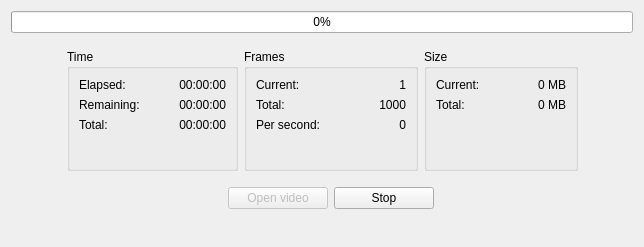
Old version of the form src/EncodeWindow.ui in the repository mikoro/orientview.
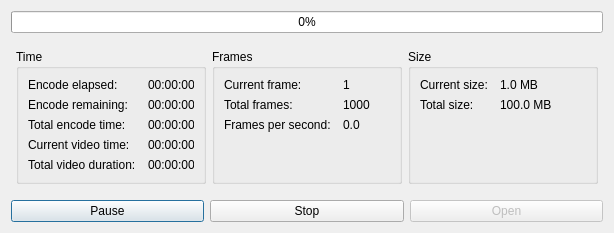
New version of the form. Icons and pictures are not drawn.

Diff of the .ui file:
```diff
--- a/src/EncodeWindow.ui
+++ b/src/EncodeWindow.ui
@@ -6,8 +6,8 @@
    <rect>
     <x>0</x>
     <y>0</y>
-    <width>644</width>
-    <height>247</height>
+    <width>614</width>
+    <height>224</height>
    </rect>
   </property>
   <property name="minimumSize">
@@ -29,15 +29,64 @@
    <iconset resource="OrientView.qrc">
     <normaloff>:/icons/misc/icons/orientview.ico</normaloff>:/icons/misc/icons/orientview.ico</iconset>
   </property>
-  <layout class="QGridLayout" name="gridLayout_4">
-   <item row="3" column="1">
+  <layout class="QVBoxLayout" name="verticalLayout">
+   <item>
+    <widget class="QProgressBar" name="progressBarMain">
+     <property name="minimumSize">
+      <size>
+       <width>0</width>
+       <height>0</height>
+      </size>
+     </property>
+     <property name="styleSheet">
+      <string notr="true">text-align: center;</string>
+     </property>
+     <property name="maximum">
+      <number>1000</number>
+     </property>
+     <property name="value">
+      <number>0</number>
+     </property>
+    </widget>
+   </item>
+   <item>
+    <layout class="QHBoxLayout" name="horizontalLayout">
+     <property name="topMargin">
+      <number>10</number>
+     </property>
+     <property name="bottomMargin">
+      <number>10</number>
+     </property>
+     <item>
+      <spacer name="horizontalSpacer_5">
+       <property name="orientation">
+        <enum>Qt::Horizontal</enum>
+       </property>
+       <property name="sizeHint" stdset="0">
+        <size>
+         <width>40</width>
+         <height>20</height>
+        </size>
+       </property>
+      </spacer>
+     </item>
+     <item>
     <widget class="QGroupBox" name="groupBox">
+       <property name="minimumSize">
+        <size>
+         <width>190</width>
+         <height>0</height>
+        </size>
+       </property>
      <property name="title">
       <string>Time</string>
      </property>
-     <layout class="QGridLayout" name="gridLayout">
-      <item row="2" column="0">
-       <widget class="QLabel" name="label_7">
+       <layout class="QFormLayout" name="formLayout">
+        <property name="horizontalSpacing">
+         <number>12</number>
+        </property>
+        <item row="0" column="0">
+         <widget class="QLabel" name="label">
         <property name="minimumSize">
          <size>
           <width>0</width>
@@ -51,39 +100,10 @@
          </size>
         </property>
         <property name="text">
-         <string>Total:</string>
-        </property>
-       </widget>
-      </item>
-      <item row="2" column="1">
-       <widget class="QLabel" name="labelTotalTime">
-        <property name="minimumSize">
-         <size>
-          <width>80</width>
-          <height>0</height>
-         </size>
-        </property>
-        <property name="text">
-         <string>00:00:00</string>
-        </property>
+           <string>Encode elapsed:</string>
+          </property>
         <property name="alignment">
-         <set>Qt::AlignRight|Qt::AlignTrailing|Qt::AlignVCenter</set>
-        </property>
-       </widget>
-      </item>
-      <item row="1" column="1">
-       <widget class="QLabel" name="labelRemainingTime">
-        <property name="minimumSize">
-         <size>
-          <width>80</width>
-          <height>0</height>
-         </size>
-        </property>
-        <property name="text">
-         <string>00:00:00</string>
-        </property>
-        <property name="alignment">
-         <set>Qt::AlignRight|Qt::AlignTrailing|Qt::AlignVCenter</set>
+           <set>Qt::AlignLeading|Qt::AlignLeft|Qt::AlignVCenter</set>
         </property>
        </widget>
       </item>
@@ -91,7 +111,7 @@
        <widget class="QLabel" name="labelElapsedTime">
         <property name="minimumSize">
          <size>
-          <width>80</width>
+            <width>0</width>
           <height>0</height>
          </size>
         </property>
@@ -99,7 +119,7 @@
          <string>00:00:00</string>
         </property>
         <property name="alignment">
-         <set>Qt::AlignRight|Qt::AlignTrailing|Qt::AlignVCenter</set>
+           <set>Qt::AlignLeading|Qt::AlignLeft|Qt::AlignVCenter</set>
         </property>
        </widget>
       </item>
@@ -118,156 +138,171 @@
          </size>
         </property>
         <property name="text">
-         <string>Remaining:</string>
-        </property>
-       </widget>
-      </item>
-      <item row="0" column="0">
-       <widget class="QLabel" name="label">
-        <property name="minimumSize">
-         <size>
-          <width>0</width>
-          <height>0</height>
-         </size>
-        </property>
-        <property name="maximumSize">
-         <size>
-          <width>16777215</width>
-          <height>16777215</height>
-         </size>
-        </property>
-        <property name="text">
-         <string>Elapsed:</string>
-        </property>
-       </widget>
-      </item>
-      <item row="3" column="1">
-       <spacer name="verticalSpacer_2">
-        <property name="orientation">
-         <enum>Qt::Vertical</enum>
-        </property>
-        <property name="sizeHint" stdset="0">
-         <size>
-          <width>20</width>
-          <height>40</height>
-         </size>
-        </property>
-       </spacer>
-      </item>
-     </layout>
-    </widget>
-   </item>
-   <item row="3" column="4">
-    <widget class="QGroupBox" name="groupBox_3">
-     <property name="title">
-      <string>Size</string>
-     </property>
-     <layout class="QGridLayout" name="gridLayout_3">
-      <item row="0" column="0">
-       <widget class="QLabel" name="label_4">
-        <property name="minimumSize">
-         <size>
-          <width>0</width>
-          <height>0</height>
-         </size>
-        </property>
-        <property name="maximumSize">
-         <size>
-          <width>16777215</width>
-          <height>16777215</height>
-         </size>
-        </property>
-        <property name="text">
-         <string>Current:</string>
-        </property>
-       </widget>
-      </item>
-      <item row="1" column="0">
-       <widget class="QLabel" name="label_6">
-        <property name="minimumSize">
-         <size>
-          <width>0</width>
-          <height>0</height>
-         </size>
-        </property>
-        <property name="maximumSize">
-         <size>
-          <width>16777215</width>
-          <height>16777215</height>
-         </size>
-        </property>
-        <property name="text">
-         <string>Total:</string>
-        </property>
-       </widget>
-      </item>
-      <item row="0" column="1">
-       <widget class="QLabel" name="labelCurrentSize">
-        <property name="minimumSize">
-         <size>
-          <width>80</width>
-          <height>0</height>
-         </size>
-        </property>
-        <property name="text">
-         <string>0 MB</string>
+           <string>Encode remaining:</string>
         </property>
         <property name="alignment">
-         <set>Qt::AlignRight|Qt::AlignTrailing|Qt::AlignVCenter</set>
+           <set>Qt::AlignLeading|Qt::AlignLeft|Qt::AlignVCenter</set>
         </property>
        </widget>
       </item>
       <item row="1" column="1">
-       <widget class="QLabel" name="labelTotalSize">
+         <widget class="QLabel" name="labelRemainingTime">
         <property name="minimumSize">
          <size>
-          <width>80</width>
+            <width>0</width>
           <height>0</height>
          </size>
         </property>
         <property name="text">
-         <string>0 MB</string>
+           <string>00:00:00</string>
         </property>
         <property name="alignment">
-         <set>Qt::AlignRight|Qt::AlignTrailing|Qt::AlignVCenter</set>
+           <set>Qt::AlignLeading|Qt::AlignLeft|Qt::AlignVCenter</set>
+          </property>
+         </widget>
+        </item>
+        <item row="2" column="0">
+         <widget class="QLabel" name="label_7">
+          <property name="minimumSize">
+           <size>
+            <width>0</width>
+            <height>0</height>
+           </size>
+          </property>
+          <property name="maximumSize">
+           <size>
+            <width>16777215</width>
+            <height>16777215</height>
+           </size>
+          </property>
+          <property name="text">
+           <string>Total encode time:</string>
+          </property>
+          <property name="alignment">
+           <set>Qt::AlignLeading|Qt::AlignLeft|Qt::AlignVCenter</set>
         </property>
        </widget>
       </item>
       <item row="2" column="1">
-       <spacer name="verticalSpacer_4">
-        <property name="orientation">
-         <enum>Qt::Vertical</enum>
-        </property>
-        <property name="sizeHint" stdset="0">
+         <widget class="QLabel" name="labelTotalEncodeTime">
+          <property name="minimumSize">
+           <size>
+            <width>0</width>
+            <height>0</height>
+           </size>
+          </property>
+          <property name="text">
+           <string>00:00:00</string>
+          </property>
+          <property name="alignment">
+           <set>Qt::AlignLeading|Qt::AlignLeft|Qt::AlignVCenter</set>
+          </property>
+         </widget>
+        </item>
+        <item row="3" column="0">
+         <widget class="QLabel" name="label_9">
+          <property name="minimumSize">
          <size>
-          <width>20</width>
-          <height>40</height>
-         </size>
-        </property>
-       </spacer>
-      </item>
-     </layout>
-    </widget>
-   </item>
-   <item row="3" column="2" colspan="2">
+            <width>0</width>
+            <height>0</height>
+           </size>
+          </property>
+          <property name="maximumSize">
+           <size>
+            <width>16777215</width>
+            <height>16777215</height>
+           </size>
+          </property>
+          <property name="text">
+           <string>Current video time:</string>
+          </property>
+          <property name="alignment">
+           <set>Qt::AlignLeading|Qt::AlignLeft|Qt::AlignVCenter</set>
+          </property>
+         </widget>
+        </item>
+        <item row="3" column="1">
+         <widget class="QLabel" name="labelCurrentVideoTime">
+          <property name="minimumSize">
+           <size>
+            <width>0</width>
+            <height>0</height>
+           </size>
+          </property>
+          <property name="text">
+           <string>00:00:00</string>
+          </property>
+          <property name="alignment">
+           <set>Qt::AlignLeading|Qt::AlignLeft|Qt::AlignVCenter</set>
+          </property>
+         </widget>
+        </item>
+        <item row="4" column="0">
+         <widget class="QLabel" name="label_10">
+          <property name="minimumSize">
+           <size>
+            <width>0</width>
+            <height>0</height>
+           </size>
+          </property>
+          <property name="maximumSize">
+           <size>
+            <width>16777215</width>
+            <height>16777215</height>
+           </size>
+          </property>
+          <property name="text">
+           <string>Total video duration:</string>
+          </property>
+          <property name="alignment">
+           <set>Qt::AlignLeading|Qt::AlignLeft|Qt::AlignVCenter</set>
+          </property>
+         </widget>
+        </item>
+        <item row="4" column="1">
+         <widget class="QLabel" name="labelTotalVideoDuration">
+          <property name="minimumSize">
+           <size>
+            <width>0</width>
+            <height>0</height>
+           </size>
+          </property>
+          <property name="text">
+           <string>00:00:00</string>
+          </property>
+          <property name="alignment">
+           <set>Qt::AlignLeading|Qt::AlignLeft|Qt::AlignVCenter</set>
+          </property>
+         </widget>
+        </item>
+       </layout>
+       <zorder>label_7</zorder>
+       <zorder>labelTotalEncodeTime</zorder>
+       <zorder>labelRemainingTime</zorder>
+       <zorder>labelElapsedTime</zorder>
+       <zorder>label_2</zorder>
+       <zorder>label</zorder>
+       <zorder>label_9</zorder>
+       <zorder>label_10</zorder>
+       <zorder>labelCurrentVideoTime</zorder>
+       <zorder>labelTotalVideoDuration</zorder>
+      </widget>
+     </item>
+     <item>
     <widget class="QGroupBox" name="groupBox_2">
+       <property name="minimumSize">
+        <size>
+         <width>190</width>
+         <height>0</height>
+        </size>
+       </property>
      <property name="title">
       <string>Frames</string>
      </property>
-     <layout class="QGridLayout" name="gridLayout_2">
-      <item row="3" column="1">
-       <spacer name="verticalSpacer_3">
-        <property name="orientation">
-         <enum>Qt::Vertical</enum>
+       <layout class="QFormLayout" name="formLayout_2">
+        <property name="horizontalSpacing">
+         <number>12</number>
         </property>
-        <property name="sizeHint" stdset="0">
-         <size>
-          <width>20</width>
-          <height>40</height>
-         </size>
-        </property>
-       </spacer>
-      </item>
       <item row="0" column="0">
        <widget class="QLabel" name="label_3">
         <property name="minimumSize">
@@ -283,7 +318,10 @@
          </size>
         </property>
         <property name="text">
-         <string>Current:</string>
+           <string>Current frame:</string>
+          </property>
+          <property name="alignment">
+           <set>Qt::AlignLeading|Qt::AlignLeft|Qt::AlignVCenter</set>
         </property>
        </widget>
       </item>
@@ -291,7 +329,7 @@
        <widget class="QLabel" name="labelCurrentFrame">
         <property name="minimumSize">
          <size>
-          <width>80</width>
+            <width>0</width>
           <height>0</height>
          </size>
         </property>
@@ -299,42 +337,7 @@
          <string>1</string>
         </property>
         <property name="alignment">
-         <set>Qt::AlignRight|Qt::AlignTrailing|Qt::AlignVCenter</set>
-        </property>
-       </widget>
-      </item>
-      <item row="2" column="0">
-       <widget class="QLabel" name="label_5">
-        <property name="minimumSize">
-         <size>
-          <width>0</width>
-          <height>0</height>
-         </size>
-        </property>
-        <property name="maximumSize">
-         <size>
-          <width>16777215</width>
-          <height>16777215</height>
-         </size>
-        </property>
-        <property name="text">
-         <string>Per second:</string>
-        </property>
-       </widget>
-      </item>
-      <item row="2" column="1">
-       <widget class="QLabel" name="labelFramesPerSecond">
-        <property name="minimumSize">
-         <size>
-          <width>80</width>
-          <height>0</height>
-         </size>
-        </property>
-        <property name="text">
-         <string>0</string>
-        </property>
-        <property name="alignment">
-         <set>Qt::AlignRight|Qt::AlignTrailing|Qt::AlignVCenter</set>
+           <set>Qt::AlignLeading|Qt::AlignLeft|Qt::AlignVCenter</set>
         </property>
        </widget>
       </item>
@@ -353,7 +356,10 @@
          </size>
         </property>
         <property name="text">
-         <string>Total:</string>
+           <string>Total frames:</string>
+          </property>
+          <property name="alignment">
+           <set>Qt::AlignLeading|Qt::AlignLeft|Qt::AlignVCenter</set>
         </property>
        </widget>
       </item>
@@ -361,7 +367,7 @@
        <widget class="QLabel" name="labelTotalFrames">
         <property name="minimumSize">
          <size>
-          <width>80</width>
+            <width>0</width>
           <height>0</height>
          </size>
         </property>
@@ -369,52 +375,189 @@
          <string>1000</string>
         </property>
         <property name="alignment">
-         <set>Qt::AlignRight|Qt::AlignTrailing|Qt::AlignVCenter</set>
+           <set>Qt::AlignLeading|Qt::AlignLeft|Qt::AlignVCenter</set>
         </property>
        </widget>
       </item>
+        <item row="2" column="0">
+         <widget class="QLabel" name="label_5">
+          <property name="minimumSize">
+           <size>
+            <width>0</width>
+            <height>0</height>
+           </size>
+          </property>
+          <property name="maximumSize">
+           <size>
+            <width>16777215</width>
+            <height>16777215</height>
+           </size>
+          </property>
+          <property name="text">
+           <string>Frames per second:</string>
+          </property>
+          <property name="alignment">
+           <set>Qt::AlignLeading|Qt::AlignLeft|Qt::AlignVCenter</set>
+          </property>
+         </widget>
+        </item>
+        <item row="2" column="1">
+         <widget class="QLabel" name="labelFramesPerSecond">
+          <property name="minimumSize">
+           <size>
+            <width>0</width>
+            <height>0</height>
+           </size>
+          </property>
+          <property name="text">
+           <string>0.0</string>
+          </property>
+          <property name="alignment">
+           <set>Qt::AlignLeading|Qt::AlignLeft|Qt::AlignVCenter</set>
+          </property>
+         </widget>
+        </item>
      </layout>
     </widget>
    </item>
-   <item row="5" column="1" colspan="2" alignment="Qt::AlignRight">
-    <widget class="QPushButton" name="pushButtonOpenVideo">
-     <property name="enabled">
-      <bool>false</bool>
-     </property>
+     <item>
+      <widget class="QGroupBox" name="groupBox_3">
+       <property name="minimumSize">
+        <size>
+         <width>190</width>
+         <height>0</height>
+        </size>
+       </property>
+       <property name="title">
+        <string>Size</string>
+       </property>
+       <layout class="QFormLayout" name="formLayout_3">
+        <property name="fieldGrowthPolicy">
+         <enum>QFormLayout::AllNonFixedFieldsGrow</enum>
+        </property>
+        <property name="horizontalSpacing">
+         <number>12</number>
+        </property>
+        <item row="0" column="0">
+         <widget class="QLabel" name="label_4">
+          <property name="minimumSize">
+           <size>
+            <width>0</width>
+            <height>0</height>
+           </size>
+          </property>
+          <property name="maximumSize">
+           <size>
+            <width>16777215</width>
+            <height>16777215</height>
+           </size>
+          </property>
+          <property name="text">
+           <string>Current size:</string>
+          </property>
+          <property name="alignment">
+           <set>Qt::AlignLeading|Qt::AlignLeft|Qt::AlignVCenter</set>
+          </property>
+         </widget>
+        </item>
+        <item row="0" column="1">
+         <widget class="QLabel" name="labelCurrentSize">
+          <property name="minimumSize">
+           <size>
+            <width>0</width>
+            <height>0</height>
+           </size>
+          </property>
+          <property name="text">
+           <string>1.0 MB</string>
+          </property>
+          <property name="alignment">
+           <set>Qt::AlignLeading|Qt::AlignLeft|Qt::AlignVCenter</set>
+          </property>
+         </widget>
+        </item>
+        <item row="1" column="0">
+         <widget class="QLabel" name="label_6">
+          <property name="minimumSize">
+           <size>
+            <width>0</width>
+            <height>0</height>
+           </size>
+          </property>
+          <property name="maximumSize">
+           <size>
+            <width>16777215</width>
+            <height>16777215</height>
+           </size>
+          </property>
+          <property name="text">
+           <string>Total size:</string>
+          </property>
+          <property name="alignment">
+           <set>Qt::AlignLeading|Qt::AlignLeft|Qt::AlignVCenter</set>
+          </property>
+         </widget>
+        </item>
+        <item row="1" column="1">
+         <widget class="QLabel" name="labelTotalSize">
+          <property name="minimumSize">
+           <size>
+            <width>0</width>
+            <height>0</height>
+           </size>
+          </property>
+          <property name="text">
+           <string>100.0 MB</string>
+          </property>
+          <property name="alignment">
+           <set>Qt::AlignLeading|Qt::AlignLeft|Qt::AlignVCenter</set>
+          </property>
+         </widget>
+        </item>
+       </layout>
+      </widget>
+     </item>
+     <item>
+      <spacer name="horizontalSpacer_4">
+       <property name="orientation">
+        <enum>Qt::Horizontal</enum>
+       </property>
+       <property name="sizeHint" stdset="0">
+        <size>
+         <width>40</width>
+         <height>20</height>
+        </size>
+       </property>
+      </spacer>
+     </item>
+    </layout>
+   </item>
+   <item>
+    <layout class="QHBoxLayout" name="horizontalLayout_3">
+     <item>
+      <widget class="QPushButton" name="pushButtonPauseContinue">
      <property name="sizePolicy">
-      <sizepolicy hsizetype="Maximum" vsizetype="Fixed">
+        <sizepolicy hsizetype="Preferred" vsizetype="Fixed">
        <horstretch>0</horstretch>
        <verstretch>0</verstretch>
       </sizepolicy>
      </property>
-     <property name="minimumSize">
-      <size>
-       <width>100</width>
-       <height>0</height>
-      </size>
-     </property>
-     <property name="maximumSize">
-      <size>
-       <width>16777215</width>
-       <height>16777215</height>
-      </size>
-     </property>
      <property name="text">
-      <string>Open video</string>
+        <string>Pause</string>
      </property>
     </widget>
    </item>
-   <item row="5" column="3" colspan="2">
+     <item>
     <widget class="QPushButton" name="pushButtonStopClose">
      <property name="sizePolicy">
-      <sizepolicy hsizetype="Maximum" vsizetype="Fixed">
+        <sizepolicy hsizetype="Preferred" vsizetype="Fixed">
        <horstretch>0</horstretch>
        <verstretch>0</verstretch>
       </sizepolicy>
      </property>
      <property name="minimumSize">
       <size>
-       <width>100</width>
+         <width>0</width>
        <height>0</height>
       </size>
      </property>
@@ -429,39 +572,37 @@
      </property>
     </widget>
    </item>
-   <item row="0" column="0" colspan="6">
-    <widget class="QProgressBar" name="progressBarMain">
+     <item>
+      <widget class="QPushButton" name="pushButtonOpen">
+       <property name="enabled">
+        <bool>false</bool>
+       </property>
+       <property name="sizePolicy">
+        <sizepolicy hsizetype="Preferred" vsizetype="Fixed">
+         <horstretch>0</horstretch>
+         <verstretch>0</verstretch>
+        </sizepolicy>
+       </property>
      <property name="minimumSize">
       <size>
        <width>0</width>
        <height>0</height>
       </size>
      </property>
-     <property name="styleSheet">
-      <string notr="true">text-align: center;</string>
-     </property>
-     <property name="maximum">
-      <number>1000</number>
-     </property>
-     <property name="value">
-      <number>0</number>
+       <property name="maximumSize">
+        <size>
+         <width>16777215</width>
+         <height>16777215</height>
+        </size>
+       </property>
+       <property name="text">
+        <string>Open</string>
      </property>
     </widget>
    </item>
-   <item row="3" column="0">
-    <spacer name="horizontalSpacer">
-     <property name="orientation">
-      <enum>Qt::Horizontal</enum>
-     </property>
-     <property name="sizeHint" stdset="0">
-      <size>
-       <width>40</width>
-       <height>20</height>
-      </size>
-     </property>
-    </spacer>
+    </layout>
    </item>
-   <item row="6" column="1">
+   <item>
     <spacer name="verticalSpacer">
      <property name="orientation">
       <enum>Qt::Vertical</enum>
@@ -474,51 +615,6 @@
      </property>
     </spacer>
    </item>
-   <item row="3" column="5">
-    <spacer name="horizontalSpacer_2">
-     <property name="orientation">
-      <enum>Qt::Horizontal</enum>
-     </property>
-     <property name="sizeHint" stdset="0">
-      <size>
-       <width>40</width>
-       <height>20</height>
-      </size>
-     </property>
-    </spacer>
-   </item>
-   <item row="1" column="2">
-    <spacer name="verticalSpacer_6">
-     <property name="orientation">
-      <enum>Qt::Vertical</enum>
-     </property>
-     <property name="sizeType">
-      <enum>QSizePolicy::MinimumExpanding</enum>
-     </property>
-     <property name="sizeHint" stdset="0">
-      <size>
-       <width>20</width>
-       <height>10</height>
-      </size>
-     </property>
-    </spacer>
-   </item>
-   <item row="4" column="2">
-    <spacer name="verticalSpacer_5">
-     <property name="orientation">
-      <enum>Qt::Vertical</enum>
-     </property>
-     <property name="sizeType">
-      <enum>QSizePolicy::MinimumExpanding</enum>
-     </property>
-     <property name="sizeHint" stdset="0">
-      <size>
-       <width>20</width>
-       <height>10</height>
-      </size>
-     </property>
-    </spacer>
-   </item>
   </layout>
  </widget>
  <resources>
```
Left out of the diff: 5 changed lines with no effect on the pictures. Lines whose indentation alone changed are shown as unchanged.
